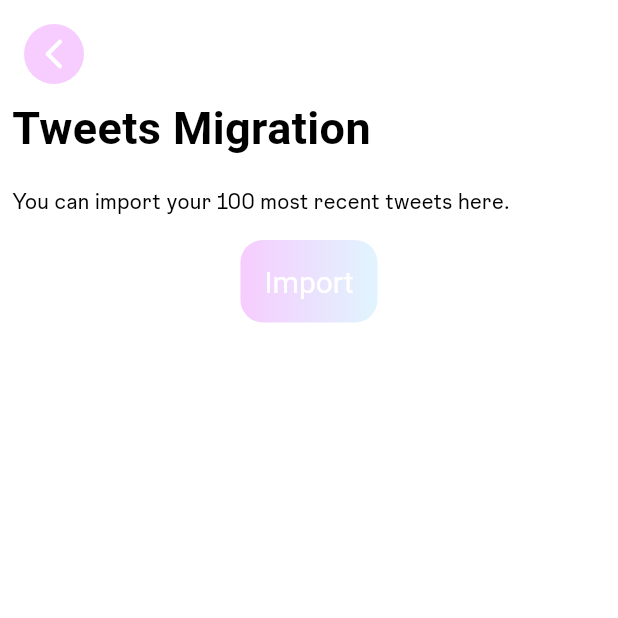
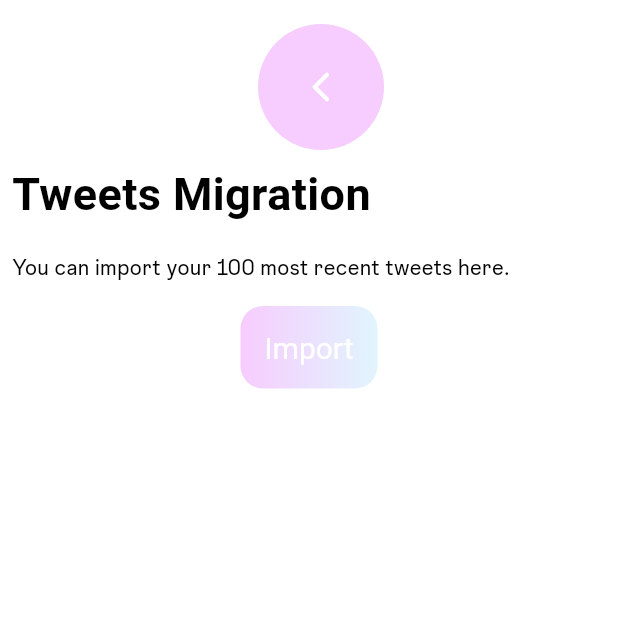
Before and after one commit to DevionStudios/D2D, a Flutter app: the TweetMigrationScreen screen opened directly, on a phone screen of 412 x 824 dp, the top half of it. Run offline on Flutter 3.47's test engine with Material 2 defaults, Android fonts, the phone set to English and light mode, and no system bars; drawn by our look-alikes of sticky_headers; our stand-ins replace anim_search_bar, badges, flutter_chat_bubble, flutter_linkify, flutter_otp_text_field, flutter_secure_storage and 10 more; missing offline and left inert: chat_gpt_sdk, circular_reveal_animation, flutter_carousel_slider, flutter_ipfs, flutter_secure_storage_web, swipeable_card_stack and 2 more; accounts and stored records are empty; project files that could hold a hidden picture were left out.

Commit message:
Fixed Something

```diff
--- a/lib/screens/tweet_migration.dart
+++ b/lib/screens/tweet_migration.dart
@@ -2,6 +2,7 @@ import 'package:flutter/material.dart';
 import 'package:foxxi/providers/theme_provider.dart';
 import 'package:foxxi/services/post_service.dart';
 import 'package:provider/provider.dart';
+import 'package:sticky_headers/sticky_headers/widget.dart';
 
 class TweetMigrationScreen extends StatelessWidget {
   TweetMigrationScreen({super.key});
@@ -12,16 +13,13 @@ class TweetMigrationScreen extends StatelessWidget {
 
     return Scaffold(
       backgroundColor: isDark ? Colors.grey.shade900 : Colors.white,
-      body: SingleChildScrollView(
-        child: Column(
-          crossAxisAlignment: CrossAxisAlignment.start,
-          children: [
-            Container(
+      body: StickyHeader(
+        header: Container(
+          height: 100,
             padding: const EdgeInsets.only(left: 16, top: 16),
             // width: MediaQuery.of(context).size.width * 0.1,
             child: CircleAvatar(
-                  backgroundColor:
-                      Colors.purpleAccent.shade100.withOpacity(0.4),
+              backgroundColor: Colors.purpleAccent.shade100.withOpacity(0.4),
               child: IconButton(
                 // iconSize: 20,
                 icon: const Icon(
@@ -34,6 +32,10 @@ class TweetMigrationScreen extends StatelessWidget {
                 },
               ),
             )),
+        content: SingleChildScrollView(
+          child: Column(
+            crossAxisAlignment: CrossAxisAlignment.start,
+            children: [
               Padding(
                 padding: EdgeInsets.all(8.0),
                 child: Text(
@@ -102,6 +104,7 @@ class TweetMigrationScreen extends StatelessWidget {
             ],
           ),
         ),
+      ),
     );
   }
 }
```
Lines whose indentation alone changed are shown as unchanged.
